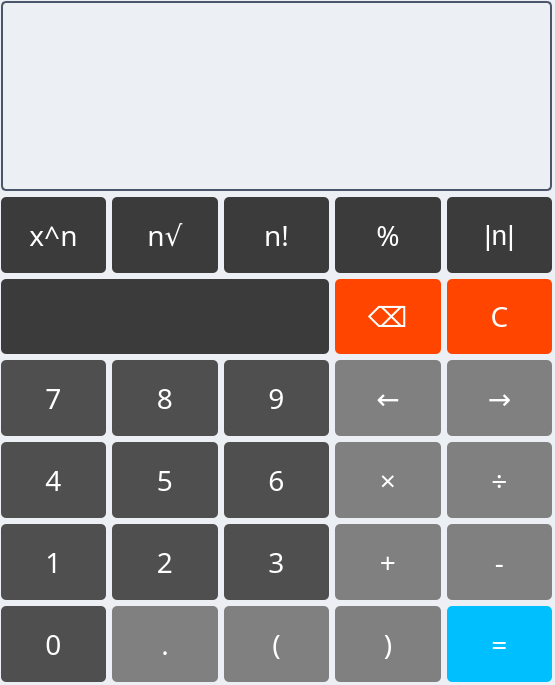
First picture: the form in src/calc.ui, repository Ekuuri/ivs-proj2, before the edit.
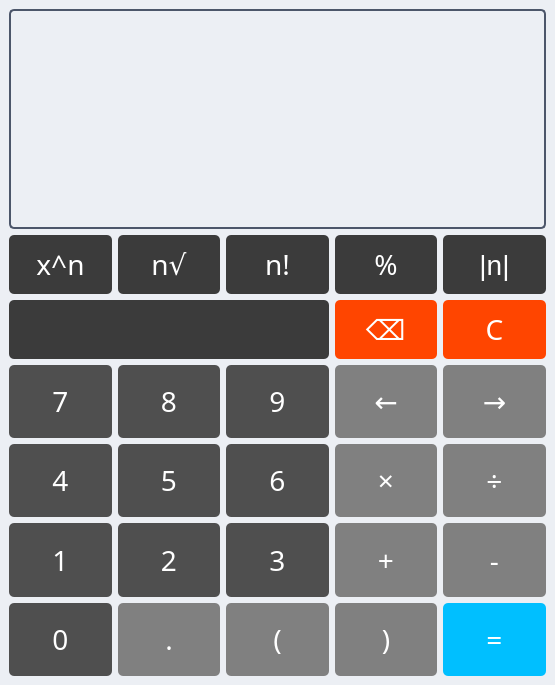
Second picture: the form after the edit.

Commit message: Fixed window resizing

The edit to the form file:
```diff
--- a/src/calc.ui
+++ b/src/calc.ui
@@ -176,16 +176,9 @@
      <height>685</height>
     </size>
    </property>
-   <widget class="QWidget" name="layoutWidget">
-    <property name="geometry">
-     <rect>
-      <x>1</x>
-      <y>1</y>
-      <width>551</width>
-      <height>681</height>
-     </rect>
-    </property>
-    <layout class="QGridLayout" name="gridLayout" rowstretch="5,2,2,2,2,2,2">
+   <layout class="QGridLayout" name="gridLayout_2">
+    <item row="0" column="0">
+     <layout class="QGridLayout" name="gridLayout" rowstretch="6,1,1,2,2,2,2">
      <item row="0" column="0" colspan="5">
       <widget class="QLineEdit" name="Display">
        <property name="enabled">
@@ -916,7 +909,8 @@
       </widget>
      </item>
     </layout>
-   </widget>
+    </item>
+   </layout>
   </widget>
  </widget>
  <resources/>
```
Left out of the diff: 3 changed lines with no effect on the pictures. Lines whose indentation alone changed are shown as unchanged.
